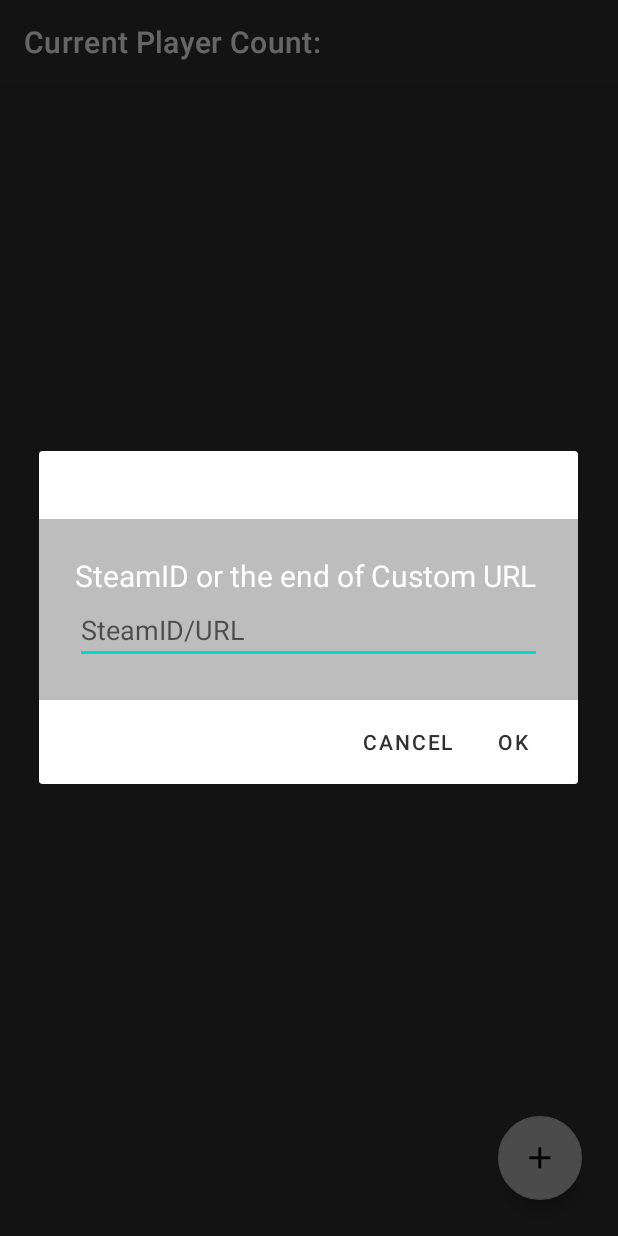
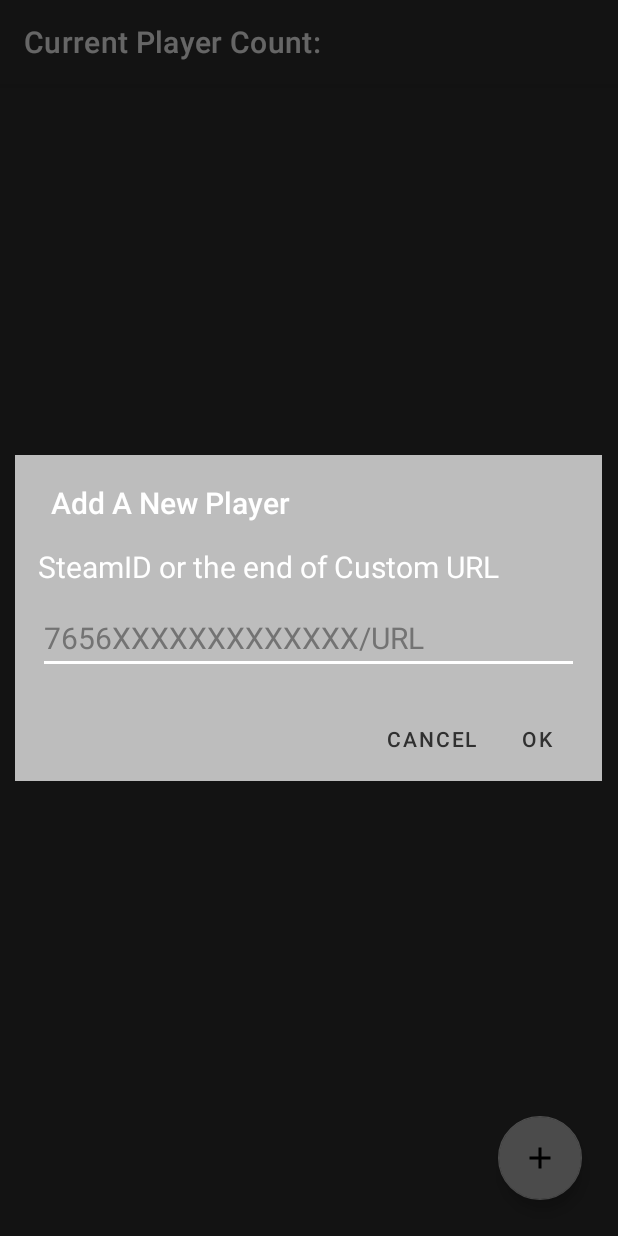
Before and after one commit to Bocko/CsStats, an Android app: the screen it shows after launch (MenuActivity), after a tap on an icon or button, on a phone screen of 412 x 824 dp. Run offline under Robolectric (Android 15) with nearby library versions, the phone set to English and light mode, and no system bars; pictures from the network do not load; 2 statements that could not run were skipped.

Commit message:
recolored addplayer dialog

```diff
--- a/app/src/main/java/hu/bme/aut/android/stats/menu/MenuActivity.kt
+++ b/app/src/main/java/hu/bme/aut/android/stats/menu/MenuActivity.kt
@@ -55,7 +55,8 @@
 
     private fun initFab() {
         binding.fab.setOnClickListener{
-            AddPlayerDialogFragment().show(supportFragmentManager, AddPlayerDialogFragment::class.java.simpleName)
+            var addplayer = AddPlayerDialogFragment()
+            addplayer.show(supportFragmentManager, AddPlayerDialogFragment::class.java.simpleName)
         }
     }
 
--- a/app/src/main/java/hu/bme/aut/android/stats/menu/fragment/AddPlayerDialogFragment.kt
+++ b/app/src/main/java/hu/bme/aut/android/stats/menu/fragment/AddPlayerDialogFragment.kt
@@ -2,8 +2,11 @@
 
 import android.app.Dialog
 import android.content.Context
+import android.graphics.Color
+import android.graphics.drawable.ColorDrawable
 import android.os.Bundle
 import android.view.LayoutInflater
+import android.widget.Button
 import androidx.appcompat.app.AlertDialog
 import androidx.appcompat.app.AppCompatDialogFragment
 import hu.bme.aut.android.stats.R
@@ -31,14 +34,17 @@
 
     override fun onCreateDialog(savedInstanceState: Bundle?): Dialog {
         _binding = DialogNewPlayerBinding.inflate(LayoutInflater.from(context))
-        return AlertDialog.Builder(requireContext())
+        var alert = AlertDialog.Builder(requireContext())
                 .setTitle(R.string.new_player)
                 .setView(binding.root)
-                .setPositiveButton(R.string.ok) { dialogInterface, _ ->
+                .setPositiveButton(R.string.ok) { _, _ ->
                     listener.onPlayerAdded(binding.newPlayerDialogEditText.text.toString())
                 }
                 .setNegativeButton(R.string.cancel, null)
                 .create()
+
+        alert.window?.setBackgroundDrawable(ColorDrawable(resources.getColor(R.color.lightgray)))
+        return alert
     }
 
     interface AddPlayerDialogListener{
--- a/app/src/main/res/layout/activity_menu.xml
+++ b/app/src/main/res/layout/activity_menu.xml
@@ -42,6 +42,6 @@
         app:backgroundTint="@color/lightgray"
         app:layout_constraintBottom_toBottomOf="parent"
         app:layout_constraintEnd_toEndOf="parent"
-        app:srcCompat="@drawable/ic_add_white_36dp"/>
+        app:srcCompat="@drawable/ic_baseline_add_24"/>
 
 </androidx.constraintlayout.widget.ConstraintLayout>
--- a/app/src/main/res/layout/dialog_new_player.xml
+++ b/app/src/main/res/layout/dialog_new_player.xml
@@ -3,7 +3,7 @@
     android:layout_width="match_parent"
     android:layout_height="match_parent"
     android:orientation="vertical"
-    android:padding="24dp"
+    android:padding="15dp"
     android:background="@color/lightgray">
 
     <TextView
@@ -11,13 +11,18 @@
         android:layout_height="wrap_content"
         android:text="@string/newPlayerText"
         android:textSize="20sp"
-        />
+        android:layout_marginBottom="10dp"/>
+
     <EditText
         android:id="@+id/newPlayerDialogEditText"
         android:layout_width="match_parent"
         android:layout_height="wrap_content"
         android:inputType="text"
+        android:textColorHint="@color/middlegray"
+        android:backgroundTint="@color/white"
+        android:textColor="@color/white"
         android:autofillHints="steamid"
+        android:textSize="20sp"
         android:hint="@string/steamid_url"/>
 
 </LinearLayout>
--- a/app/src/main/res/values/strings.xml
+++ b/app/src/main/res/values/strings.xml
@@ -3,7 +3,7 @@
     <string name="newPlayerText">SteamID or the end of Custom URL</string>
     <string name="remove">Delete</string>
     <string name="playerName">Bocko</string>
-    <string name="new_player">New player</string>
+    <string name="new_player">Add A New Player</string>
     <string name="ok">OK</string>
     <string name="cancel">Cancel</string>
     <string name="profile">Profile</string>
@@ -50,7 +50,7 @@
     <string name="player_statistics">PLAYER STATISTICS</string>
     <string name="map_statistics">MAP STATISTICS</string>
     <string name="itempic">ItemPic</string>
-    <string name="steamid_url">SteamID/URL</string>
+    <string name="steamid_url">7656XXXXXXXXXXXXX/URL</string>
     <string name="playerpic">playerpic</string>
     <string name="rounds_played">Rounds Played:</string>
     <string name="rounds_won">Rounds Won:</string>
```
